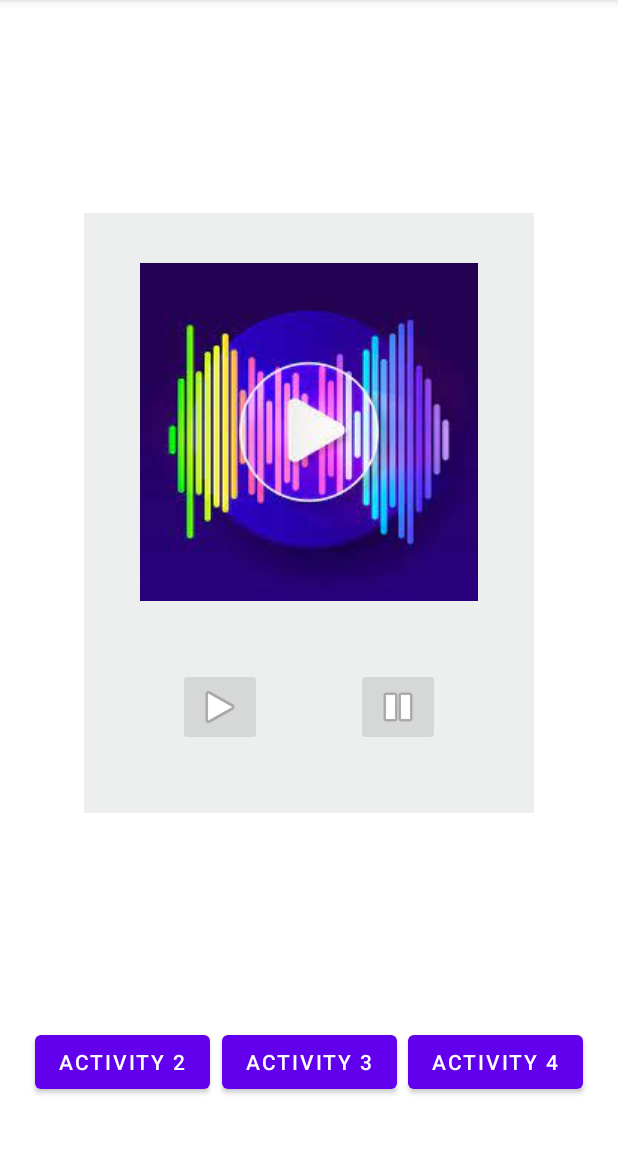
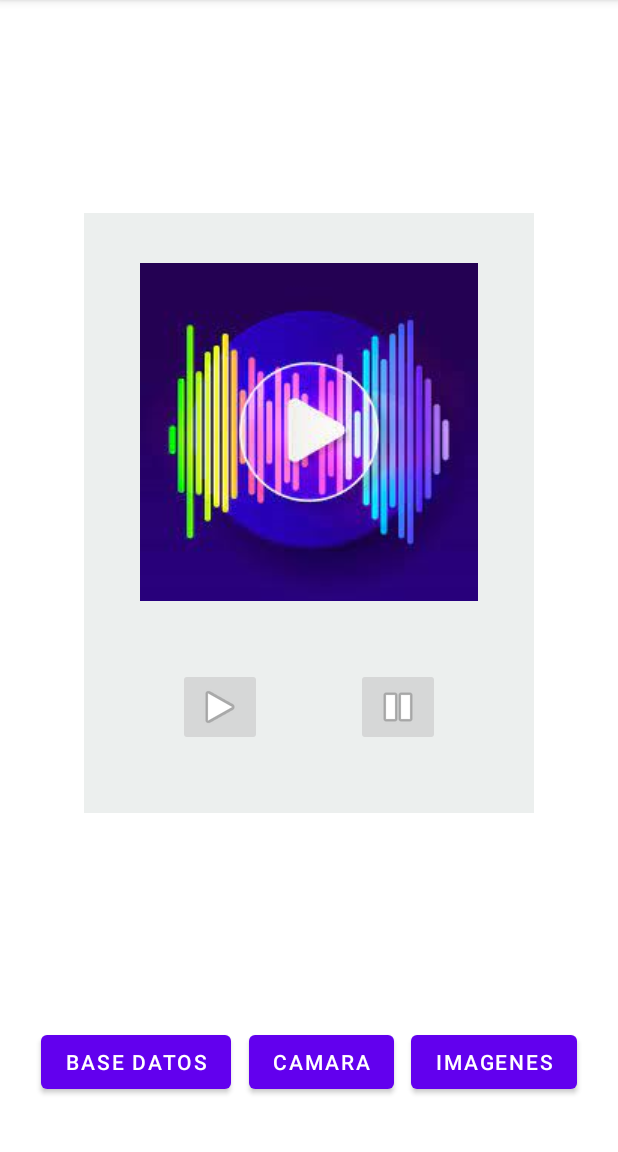
Before and after one commit to alberto-araguas/PAC_MP8, an Android app: the screen it shows after launch (MainActivity), on a phone screen of 412 x 824 dp, the part 84-1236 px from its top. Run offline under Robolectric (Android 15) with nearby library versions, the light colour scheme and no system bars.

Commit message:
Cambio nombre botones

```diff
--- a/app/src/main/res/values/strings.xml
+++ b/app/src/main/res/values/strings.xml
@@ -1,8 +1,8 @@
 <resources>
     <string name="app_name">PAC_MP8</string>
-    <string name="boton_1">Activity 2</string>
-    <string name="boton_2">Activity 3</string>
-    <string name="boton_3">Activity 4</string>
+    <string name="boton_1">Base Datos</string>
+    <string name="boton_2">Camara</string>
+    <string name="boton_3">Imagenes</string>
     <string name="title_activity_splash">FullscreenActivity</string>
     <string name="dummy_button">Dummy Button</string>
     <string name="Act3volver"> Volver </string>
```
